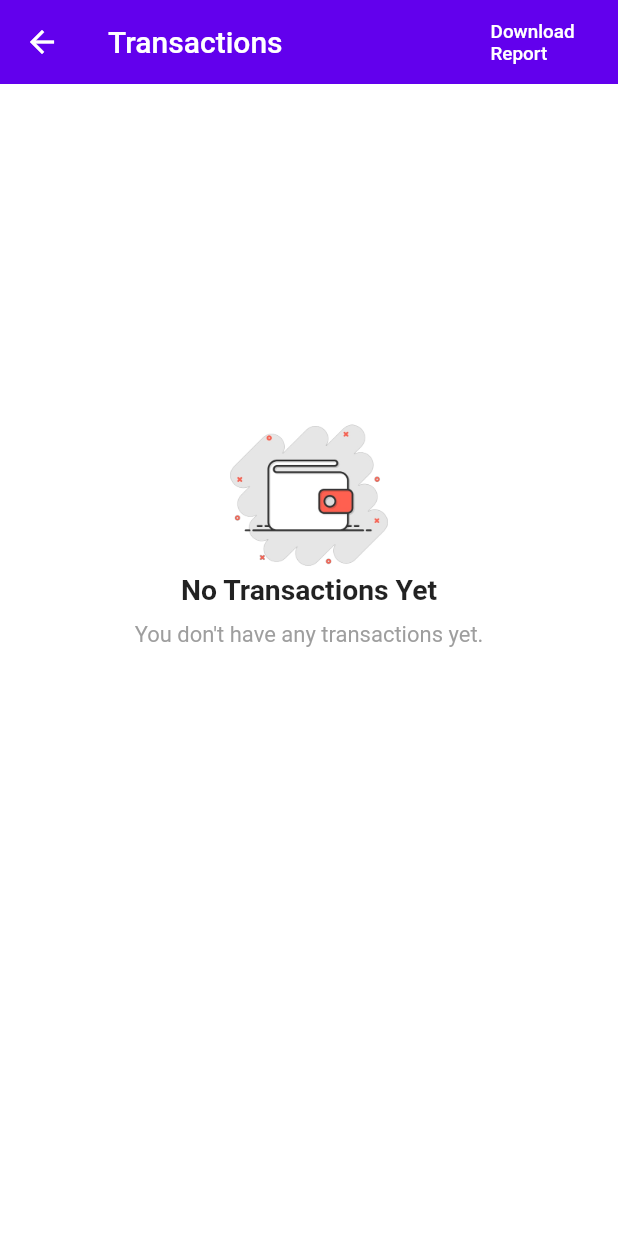
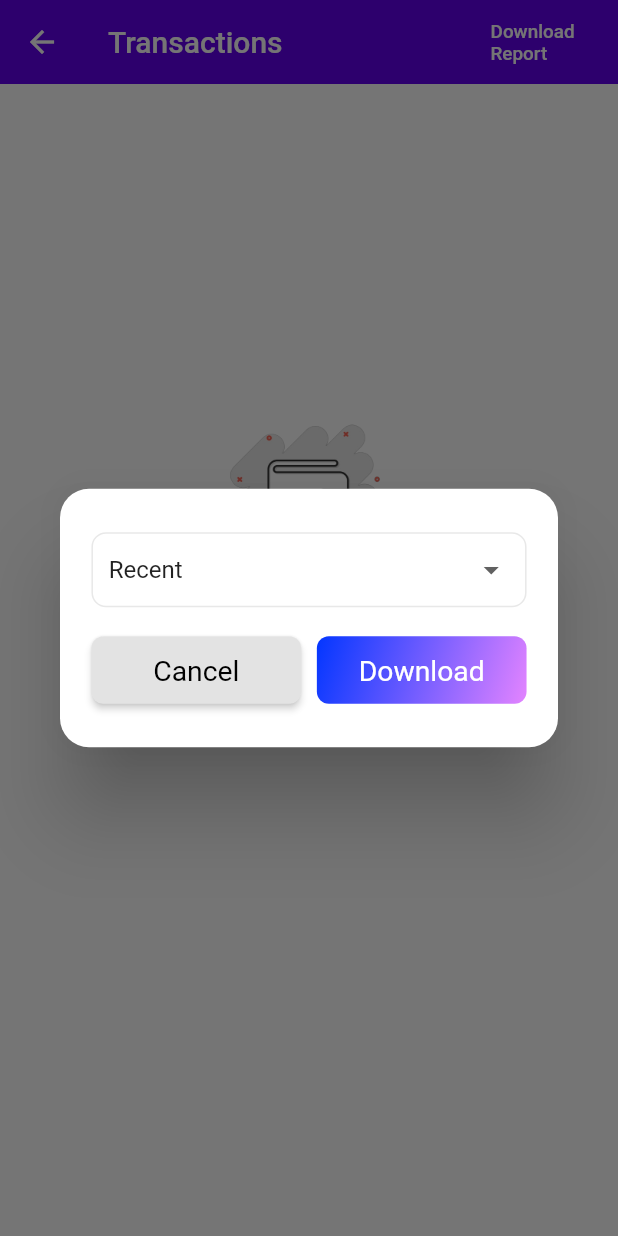
Before and after one commit to HexaBirds-team/vaultadmin, a Flutter app: the TransactionsView screen opened directly, after a tap on an icon or button, on a phone screen of 412 x 824 dp. Run offline on Flutter 3.47's test engine with Material 2 defaults, Android fonts, the phone set to English and light mode, and no system bars; our stand-ins replace awesome_dialog, barcode_widget, cached_network_image, cloud_firestore, firebase_auth, firebase_core and 20 more; missing offline and left inert: animated_snack_bar, open_file_plus; accounts and stored records are empty.

Commit message:
transaction report

```diff
--- a/lib/Screens/managers/subscription/add_subscription_view.dart
+++ b/lib/Screens/managers/subscription/add_subscription_view.dart
@@ -206,7 +206,6 @@ class _AddSubscriptionViewState extends State<AddSubscriptionView> {
   onSave(BuildContext context) async {
     bool isValid = _key.currentState!.validate();
     if (isValid) {
-      final db = Provider.of<AppDataController>(context, listen: false);
       Map<String, dynamic> data = {
         "monthly": {
           "hourly": {
--- a/lib/Screens/managers/transactions/transactions_view.dart
+++ b/lib/Screens/managers/transactions/transactions_view.dart
@@ -4,10 +4,11 @@ import 'package:intl/intl.dart';
 import 'package:provider/provider.dart';
 import 'package:valt_security_admin_panel/controllers/app_data_controller.dart';
 import 'package:valt_security_admin_panel/controllers/firebase_controller.dart';
-import 'package:valt_security_admin_panel/controllers/snackbar_controller.dart';
 import 'package:valt_security_admin_panel/helpers/base_getters.dart';
 import 'package:valt_security_admin_panel/helpers/icons_and_images.dart';
 import 'package:valt_security_admin_panel/helpers/style_sheet.dart';
+
+import '../../../components/pop_ups/download_report_dialog.dart';
 
 class TransactionsView extends StatefulWidget {
   const TransactionsView({super.key});
@@ -52,7 +53,12 @@ class _TransactionsViewState extends State<TransactionsView> {
                         )))
                 : TextButton(
                     onPressed: () {
-                      MySnackBar.info(context, "Coming Soon!!");
+                      showDialog(
+                          context: context,
+                          barrierDismissible: false,
+                          builder: (context) {
+                            return const DownloadTranReportDialog();
+                          });
                     },
                     style: TextButton.styleFrom(
                       // padding: EdgeInsets.symmetric(vertical: 2.h),
@@ -64,11 +70,6 @@ class _TransactionsViewState extends State<TransactionsView> {
                     )),
             AppServices.addWidth(20.w)
           ]),
-
-      // customAppBar(
-      //     autoLeading: true,
-      //     context: context,
-      //    ),
       body: SafeArea(
           child: transactions.isEmpty
               ? RefreshIndicator.adaptive(
--- a/lib/Screens/managers/users/user_profile_view.dart
+++ b/lib/Screens/managers/users/user_profile_view.dart
@@ -8,7 +8,6 @@ import 'package:valt_security_admin_panel/components/custom_appbar.dart';
 import 'package:valt_security_admin_panel/components/shimmers/box_shimmer.dart';
 import 'package:valt_security_admin_panel/controllers/app_data_controller.dart';
 import 'package:valt_security_admin_panel/controllers/firebase_controller.dart';
-import 'package:valt_security_admin_panel/controllers/notification_controller.dart';
 import 'package:valt_security_admin_panel/helpers/icons_and_images.dart';
 import 'package:valt_security_admin_panel/helpers/style_sheet.dart';
 import 'package:valt_security_admin_panel/models/app_models.dart';
--- a/lib/components/custom_appbar.dart
+++ b/lib/components/custom_appbar.dart
@@ -4,7 +4,7 @@ dynamic customAppBar(
     {required BuildContext context,
     required dynamic title,
     dynamic leading,
-    dynamic action,
+    List<Widget>? action,
     bool autoLeading = false,
     bool centerTitle = false}) {
   return AppBar(
--- a/lib/components/pdf/pdf_file_handle_api.dart
+++ b/lib/components/pdf/pdf_file_handle_api.dart
@@ -1,6 +1,7 @@
 import 'dart:io';
 
 import 'package:open_file_plus/open_file_plus.dart';
+// import 'package:open_file/open_file.dart';
 import 'package:path_provider/path_provider.dart';
 import 'package:pdf/widgets.dart';
 
--- /dev/null
+++ b/lib/components/pop_ups/download_report_dialog.dart
@@ -0,0 +1,179 @@
+import 'dart:io';
+
+import 'package:flutter/material.dart';
+import 'package:flutter_screenutil/flutter_screenutil.dart';
+import 'package:intl/intl.dart';
+import 'package:provider/provider.dart';
+import 'package:valt_security_admin_panel/components/text_field_primary.dart';
+import 'package:valt_security_admin_panel/controllers/app_data_controller.dart';
+import 'package:valt_security_admin_panel/controllers/app_functions.dart';
+import 'package:valt_security_admin_panel/helpers/icons_and_images.dart';
+
+import '../../helpers/base_getters.dart';
+import '../../helpers/style_sheet.dart';
+import '../expanded_btn.dart';
+import '../pdf/pdf_file_handle_api.dart';
+import '../pdf/transaction_report_pdf.dart';
+
+class DownloadTranReportDialog extends StatefulWidget {
+  const DownloadTranReportDialog({super.key});
+
+  @override
+  State<DownloadTranReportDialog> createState() =>
+      _DownloadTranReportDialogState();
+}
+
+class _DownloadTranReportDialogState extends State<DownloadTranReportDialog> {
+// text field controllers
+  final TextEditingController _startDate = TextEditingController();
+  final TextEditingController _endDate = TextEditingController();
+
+  List<String> dropdownItems = [
+    "Recent",
+    "Last month",
+    "Last 3 months",
+    "Last 6 months",
+    "Custom Date"
+  ];
+
+  String dropdownvalue = "Recent";
+  @override
+  Widget build(BuildContext context) {
+    return Dialog(
+      shape: RoundedRectangleBorder(borderRadius: BorderRadius.circular(20.r)),
+      child: Padding(
+        padding: EdgeInsets.symmetric(horizontal: 20.w, vertical: 30.h),
+        child: Column(
+          mainAxisSize: MainAxisSize.min,
+          children: [
+            Container(
+              padding: EdgeInsets.symmetric(horizontal: 10.w),
+              decoration: BoxDecoration(
+                  borderRadius: BorderRadius.circular(10.r),
+                  border: Border.all(color: AppColors.grey50)),
+              child: DropdownButtonHideUnderline(
+                child: DropdownButton(
+                    value: dropdownvalue,
+                    isExpanded: true,
+                    items: dropdownItems
+                        .map((e) => DropdownMenuItem(value: e, child: Text(e)))
+                        .toList(),
+                    onChanged: (v) => setState(() {
+                          dropdownvalue = v.toString();
+                        })),
+              ),
+            ),
+            Visibility(
+              visible: dropdownvalue == 'Custom Date',
+              child: Column(
+                mainAxisSize: MainAxisSize.min,
+                children: [
+                  AppServices.addHeight(10.h),
+                  TextFieldPrimary(
+                      controller: _startDate,
+                      readOnly: true,
+                      hint: "Select start date",
+                      prefix: AppIcons.calenderIcon,
+                      ontap: () => showDatePicker(
+                              context: context,
+                              initialDate: DateTime.now(),
+                              firstDate: DateTime(DateTime.now().year - 2),
+                              lastDate: DateTime.now())
+                          .then((value) => setState(() => _startDate.text =
+                              DateFormat("dd MMM yyyy").format(value!)))),
+                  AppServices.addHeight(10.h),
+                  TextFieldPrimary(
+                      controller: _endDate,
+                      readOnly: true,
+                      hint: "Select end date",
+                      prefix: AppIcons.calenderIcon,
+                      ontap: () => showDatePicker(
+                              context: context,
+                              initialDate: DateTime.now(),
+                              firstDate: DateTime(DateTime.now().year - 2),
+                              lastDate: DateTime.now())
+                          .then((value) => setState(() => _endDate.text =
+                              DateFormat("dd MMM yyyy").format(value!)))),
+                ],
+              ),
+            ),
+            AppServices.addHeight(20.h),
+            Row(
+              children: [
+                Expanded(
+                    child: ButtonOneExpanded(
+                        onPressed: () {
+                          AppServices.popView(context);
+                        },
+                        btnText: "Cancel",
+                        btnColor: AppColors.grey100,
+                        enableColor: true,
+                        disableGradient: true,
+                        btnTextColor: true,
+                        btnTextClr: AppColors.blackColor)),
+                AppServices.addWidth(10.w),
+                Expanded(
+                    child: ButtonOneExpanded(
+                        onPressed: () async {
+                          onDownload();
+                        },
+                        btnText: "Download")),
+              ],
+            )
+          ],
+        ),
+      ),
+    );
+  }
+
+  onDownload() async {
+    DateTime startDate;
+    DateTime endDate;
+
+    final db = Provider.of<AppDataController>(context, listen: false);
+    var transactions = db.getPayments;
+
+    if (dropdownvalue == "Recent") {
+      startDate = DateTime.now().subtract(const Duration(days: 10));
+      endDate = DateTime.now();
+    } else if (dropdownvalue == "Last month") {
+      var month = DateTime.now().month - 1;
+      var year = DateTime.now().year;
+      var day = AppServices.findDays(month, year);
+      startDate = DateTime(year, month, 1);
+      endDate = DateTime(year, month, day);
+    } else if (dropdownvalue == "Last 3 months") {
+      // var month = DateTime.now().month - 1;
+      // var year = DateTime.now().year;
+      // var day = AppServices.findDays(month, year);
+      startDate = DateTime.now().subtract(Duration(days: (3 * 30.4).round()));
+      // endDate = DateTime(year, month, day);
+      endDate = DateTime.now();
+    } else if (dropdownvalue == "Last 6 months") {
+      // var month = DateTime.now().month - 1;
+      // var year = DateTime.now().year;
+      // var day = AppServices.findDays(month, year);
+      startDate = DateTime.now().subtract(Duration(days: (6 * 30.4).round()));
+      // endDate = DateTime(year, month, day);
+      endDate = DateTime.now();
+    } else {
+      startDate = DateFormat("dd MMM yyyy").parse(_startDate.text);
+      endDate = DateFormat("dd MMM yyyy").parse(_endDate.text);
+    }
+
+    var duration = FunctionsController.getDaysInBetween(startDate, endDate);
+    var data = transactions
+        .where((element) => duration.any((e) =>
+            e.toIso8601String().split("T").first ==
+            element.createdOn.toIso8601String().split("T").first))
+        .toList();
+    data.sort((a, b) => b.createdOn.compareTo(a.createdOn));
+    print("$startDate, $endDate");
+    File file = await TransactionReportApi.generate(
+        data,
+        DateFormat("dd/MM/yyyy").format(startDate),
+        DateFormat("dd/MM/yyyy").format(endDate),
+        db);
+    PdfFileHandlerApi.openFile(file);
+  }
+}
--- a/lib/components/text_field_primary.dart
+++ b/lib/components/text_field_primary.dart
@@ -16,6 +16,7 @@ class TextFieldPrimary extends StatelessWidget {
   int maxlines;
   bool readOnly;
   TextInputType inputType;
+  Function? ontap;
   TextFieldPrimary(
       {Key? key,
       this.hint = "",
@@ -25,6 +26,7 @@ class TextFieldPrimary extends StatelessWidget {
       this.padding = 15,
       this.maxlines = 1,
       this.readOnly = false,
+      this.ontap,
       this.inputType = TextInputType.emailAddress})
       : super(key: key);
 
@@ -32,6 +34,7 @@ class TextFieldPrimary extends StatelessWidget {
   Widget build(BuildContext context) {
     return Platform.isAndroid
         ? TextField(
+            onTap: ontap == null ? null : () => ontap!(),
             readOnly: readOnly,
             onChanged: onchange == null ? null : (value) => onchange!(value),
             maxLines: maxlines,
@@ -70,6 +73,7 @@ class TextFieldPrimary extends StatelessWidget {
             onChanged: (value) => onchange!(value),
             maxLines: maxlines,
             controller: controller,
+            onTap: ontap == null ? null : () => ontap!(),
             obscuringCharacter: "*",
             decoration: BoxDecoration(
                 color: AppColors.grey50,
--- a/lib/controllers/notification_controller.dart
+++ b/lib/controllers/notification_controller.dart
@@ -35,7 +35,7 @@ class NotificationController {
 
   uploadNotification(String api, Map<String, dynamic> data) async {
     final path = database.ref(api).push();
-    final snapshot = await path.set(data);
+    await path.set(data);
     return;
   }
 
--- a/pubspec.yaml
+++ b/pubspec.yaml
@@ -69,6 +69,7 @@ dependencies:
   pdf: ^3.10.4
   change_app_package_name: ^1.1.0
   open_file_plus: ^3.4.1
+  # open_file: ^3.3.2
   path_provider: ^2.0.15
   printing: ^5.11.0
   internet_connection_checker: ^1.0.0+1
@@ -99,6 +100,7 @@ flutter:
     - assets/
     - assets/images/
     - assets/icons/
+    # - assets/fonts/
 
   # An image asset can refer to one or more resolution-specific "variants", see
   # https://flutter.dev/assets-and-images/#resolution-aware
@@ -112,9 +114,9 @@ flutter:
   # list giving the asset and other descriptors for the font. For
   # example:
   # fonts:
-  #   - family: Schyler
+  #   - family: Poppins
   #     fonts:
-  #       - asset: fonts/Schyler-Regular.ttf
+  #       - asset: assets/fonts/Poppins-Regular.ttf
   #       - asset: fonts/Schyler-Italic.ttf
   #         style: italic
   #   - family: Trajan Pro
```
Also changed, not shown: lib/components/pdf/transaction_report_pdf.dart (added, +244 -0 lines), lib/controllers/app_functions.dart (+8 -0 lines).
